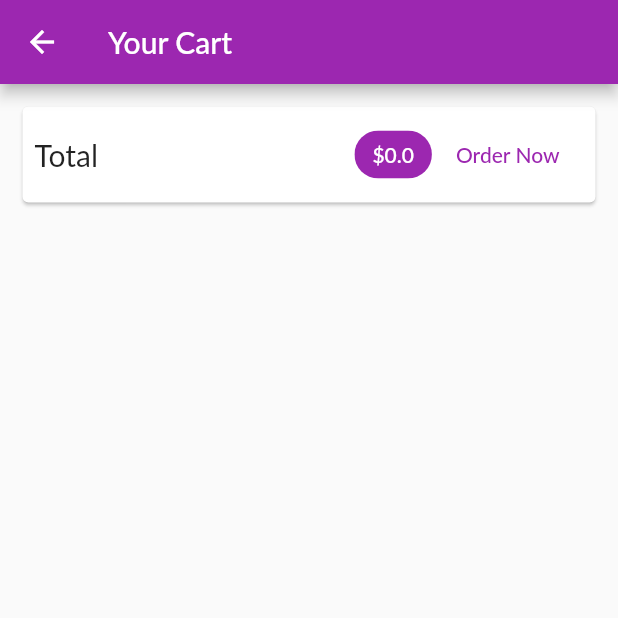
After one commit to kilikafinal/shop_app, a Flutter app: the CartScreen screen opened by its route, on a phone screen of 412 x 824 dp, the top half of it. The commit adds this screen. Run offline on Flutter 3.47's test engine with Material 2 defaults, Android fonts, the phone set to English and light mode, and no system bars; network calls fail; Roboto replaces fonts that are missing (Lato).

Commit message:
Added Cart screen and Updated Details screen

```diff
--- a/lib/providers/cart.dart
+++ b/lib/providers/cart.dart
@@ -24,6 +24,14 @@ class Cart with ChangeNotifier {
     return _items.length;
   }
 
+  double get totalAmount {
+    var total = 0.0;
+    _items.forEach((key, cartItem) {
+      total += cartItem.price * cartItem.quantity;
+    });
+    return total;
+  }
+
   void addItem(String productId, String title, double price) {
     if (_items.containsKey(productId)) {
       _items.update(
@@ -44,4 +52,9 @@ class Cart with ChangeNotifier {
     }
     notifyListeners();
   }
+
+  void removeItem(String id){
+    _items.remove(id);
+    notifyListeners();
+  }
 }
--- /dev/null
+++ b/lib/screens/cart_screen.dart
@@ -0,0 +1,66 @@
+import 'package:flutter/material.dart';
+import 'package:provider/provider.dart';
+import 'package:shopapp/providers/cart.dart' show Cart;
+import 'package:shopapp/widgets/cart_item.dart';
+
+class CartScreen extends StatelessWidget {
+  static const routeName = "\cart";
+
+  @override
+  Widget build(BuildContext context) {
+    final cart = Provider.of<Cart>(context);
+
+    return Scaffold(
+      appBar: AppBar(
+        title: Text("Your Cart"),
+      ),
+      body: Column(
+        children: <Widget>[
+          Card(
+            margin: EdgeInsets.all(15),
+            child: Padding(
+              padding: const EdgeInsets.all(8.0),
+              child: Row(
+                mainAxisAlignment: MainAxisAlignment.spaceBetween,
+                children: <Widget>[
+                  Text(
+                    "Total",
+                    style: TextStyle(fontSize: 20),
+                  ),
+                  Spacer(),
+                  Chip(
+                    label: Text(
+                      "\$${cart.totalAmount}",
+                      style: TextStyle(
+                        color: Theme.of(context).textTheme.headline6.color,
+                      ),
+                    ),
+                    backgroundColor: Theme.of(context).primaryColor,
+                  ),
+                  FlatButton(
+                    child: Text("Order Now"),
+                    onPressed: () {},
+                    textColor: Theme.of(context).primaryColor,
+                  )
+                ],
+              ),
+            ),
+          ),
+          SizedBox(height: 10),
+          Expanded(
+            child: ListView.builder(
+              itemBuilder: (ctx, i) => CartItem(
+                cart.items.values.toList()[i].id,
+                cart.items.keys.toList()[i],
+                cart.items.values.toList()[i].title,
+                cart.items.values.toList()[i].price,
+                cart.items.values.toList()[i].quantity,
+              ),
+              itemCount: cart.items.length,
+            ),
+          )
+        ],
+      ),
+    );
+  }
+}
```
Also changed, not shown: lib/main.dart (+6 -2 lines), lib/screens/product_detail_screen.dart (+38 -2 lines), lib/screens/products_overview_screen.dart (+6 -2 lines), lib/widgets/cart_item.dart (added, +52 -0 lines).
